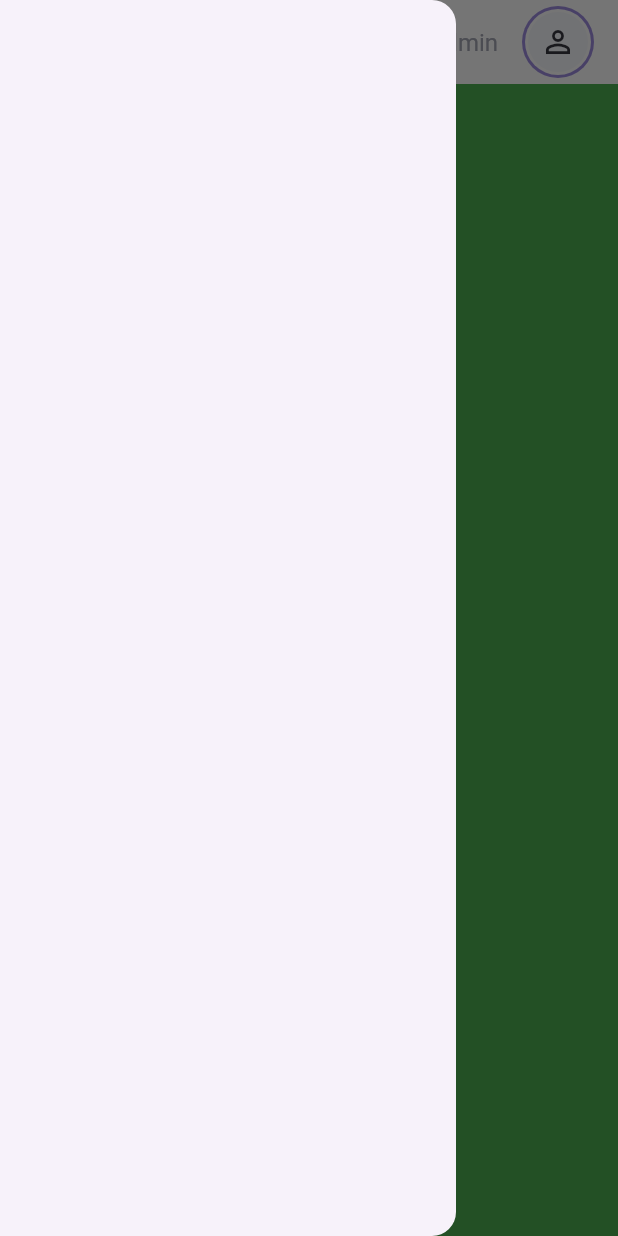
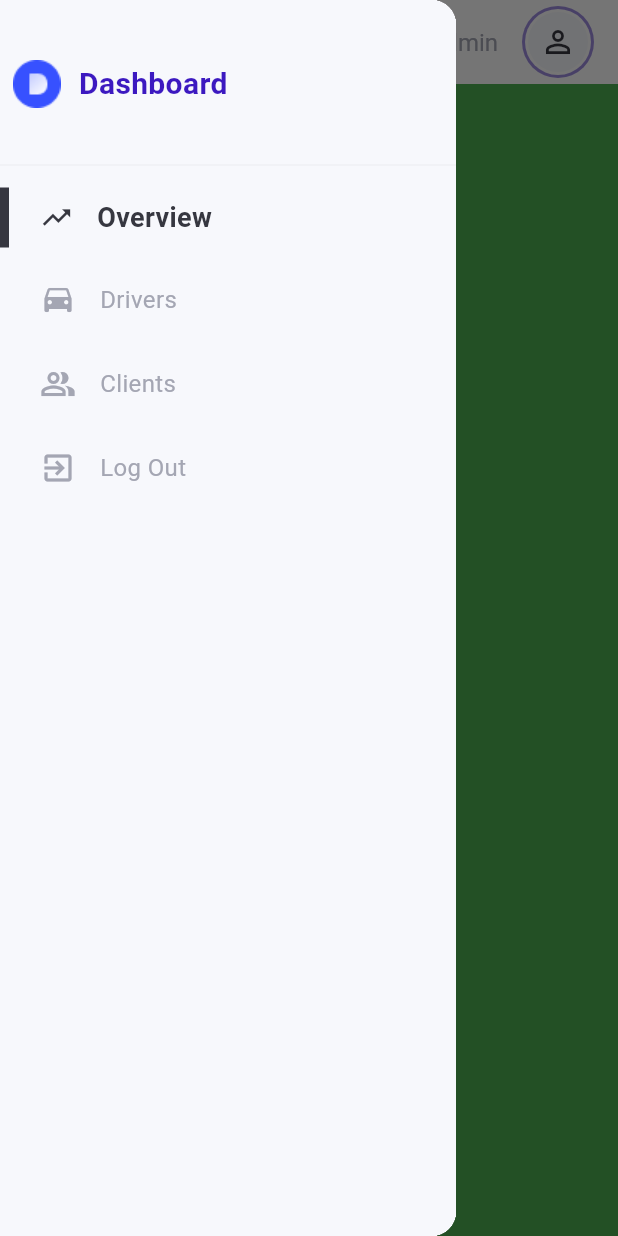
Before and after one commit to iqbalmf/dashboard-admin-ui-template, a Flutter app: the screen it shows after launch, after a tap on the "menu" icon, on a phone screen of 412 x 824 dp. Run offline on Flutter 3.47's test engine with Material 3 defaults, Android fonts, the phone set to English and light mode, and no system bars; our stand-ins replace get, google_fonts.

Commit message:
navigation drawer side menu

```diff
--- /dev/null
+++ b/lib/constants/controller.dart
@@ -0,0 +1,9 @@
+import '../controllers/menu_controller.dart';
+import '../controllers/navigation_controller.dart';
+
+/**
+ * Created by IqbalMF on 2024.
+ * Package
+ */
+
+MenuController menuController = MenuController.instance;
--- /dev/null
+++ b/lib/controllers/menu_controller.dart
@@ -0,0 +1,53 @@
+import 'package:dashboard_ui_template/routing/routes.dart';
+import 'package:flutter/cupertino.dart';
+import 'package:flutter/material.dart';
+import 'package:get/get.dart';
+
+import '../constants/style.dart';
+
+/**
+ * Created by IqbalMF on 2024.
+ * Package
+ */
+
+class MenuController extends GetxController {
+  static MenuController instance = Get.find();
+  var activeItem = overviewPageDisplayName.obs;
+  var hoverItem = "".obs;
+
+  changeActiveItemTo(String itemName){
+    activeItem.value = itemName;
+  }
+
+  onHover(String itemName) {
+    if (!isActive(itemName)) hoverItem.value = itemName;
+  }
+
+  isHovering(String itemName) => hoverItem.value == itemName;
+
+  isActive(String itemName) => activeItem.value == itemName;
+
+  Widget returnIconFor(String itemName){
+    switch (itemName){
+      case overviewPageDisplayName:
+        return _customIcon(Icons.trending_up, itemName);
+      case driversPageDisplayName:
+        return _customIcon(Icons.drive_eta, itemName);
+      case clientsPageDisplayName:
+        return _customIcon(Icons.people_alt_outlined, itemName);
+      case authenticationPageDisplayName:
+        return _customIcon(Icons.exit_to_app, itemName);
+      default:
+        return _customIcon(Icons.exit_to_app, itemName);
+    }
+  }
+
+  Widget _customIcon(IconData icon, String itemName) {
+    if (isActive(itemName)) return Icon(icon, size: 22, color: dark);
+
+    return Icon(
+      icon,
+      color: isHovering(itemName) ? dark : lightGrey,
+    );
+  }
+}
--- a/lib/layout.dart
+++ b/lib/layout.dart
@@ -1,5 +1,6 @@
 import 'package:dashboard_ui_template/helpers/responsive.dart';
 import 'package:dashboard_ui_template/widgets/large_screen.dart';
+import 'package:dashboard_ui_template/widgets/side_menu.dart';
 import 'package:dashboard_ui_template/widgets/small_screen.dart';
 import 'package:dashboard_ui_template/widgets/top_nav.dart';
 import 'package:flutter/cupertino.dart';
@@ -20,7 +21,9 @@ class SiteLayout extends StatelessWidget {
     return Scaffold(
       key: scaffoldKey,
       appBar: topNavigationBar(context, scaffoldKey),
-      drawer: Drawer(),
+      drawer: Drawer(
+        child: SideMenu(),
+      ),
       body: ResponsiveWidget(
         largeScreen: LargeScreen(),
         smallScreen: SmallScreen(),
--- a/lib/main.dart
+++ b/lib/main.dart
@@ -1,10 +1,12 @@
 import 'package:dashboard_ui_template/layout.dart';
 import 'package:flutter/material.dart';
-import 'package:get/route_manager.dart';
+import 'package:get/get.dart';
 import 'package:google_fonts/google_fonts.dart';
+import 'package:dashboard_ui_template/controllers/menu_controller.dart' as menu_controller;
 
 void main() {
-  runApp(const MyApp());
+  Get.put(menu_controller.MenuController());
+  runApp(MyApp());
 }
 
 class MyApp extends StatelessWidget {
@@ -23,7 +25,7 @@ class MyApp extends StatelessWidget {
           TargetPlatform.iOS: FadeUpwardsPageTransitionsBuilder(),
           TargetPlatform.android: FadeUpwardsPageTransitionsBuilder(),
         }),
-        primaryColor: Colors.amber
+        primaryColor: Colors.blue
       ),
       home: SiteLayout(),
     );
--- /dev/null
+++ b/lib/routing/routes.dart
@@ -0,0 +1,38 @@
+/**
+ * Created by IqbalMF on 2024.
+ * Package
+ */
+
+const rootRoute = "/";
+
+const overviewPageDisplayName = "Overview";
+const overviewPageRoute = "/overview";
+
+const driversPageDisplayName = "Drivers";
+const driversPageRoute = "/drivers";
+
+const clientsPageDisplayName = "Clients";
+const clientsPageRoute = "/clients";
+
+const authenticationPageDisplayName = "Log Out";
+const authenticationPageRoute = "/auth";
+
+class MenuItem {
+  final String name;
+  final String route;
+
+  MenuItem(this.name, this.route);
+}
+List sideMenuItems = [
+  overviewPageDisplayName,
+  driversPageDisplayName,
+  clientsPageDisplayName,
+  authenticationPageDisplayName
+];
+
+List<MenuItem> sideMenuItemsRoutes = [
+  MenuItem(overviewPageDisplayName, overviewPageRoute),
+  MenuItem(driversPageDisplayName, driversPageRoute),
+  MenuItem(clientsPageDisplayName, clientsPageRoute),
+  MenuItem(authenticationPageDisplayName, authenticationPageRoute),
+];
--- /dev/null
+++ b/lib/widgets/horizontal_menu_item.dart
@@ -0,0 +1,71 @@
+import 'package:dashboard_ui_template/constants/controller.dart';
+import 'package:dashboard_ui_template/constants/style.dart';
+import 'package:flutter/material.dart';
+import 'package:get/get.dart';
+
+import 'custom_text.dart';
+
+/**
+ * Created by IqbalMF on 2024.
+ * Package
+ */
+
+class HorizontalMenuItem extends StatelessWidget {
+  final String itemName;
+  final Function() onTap;
+
+  const HorizontalMenuItem(
+      {super.key, required this.itemName, required this.onTap});
+
+  @override
+  Widget build(BuildContext context) {
+    double width = MediaQuery.of(context).size.width;
+    return InkWell(
+        onTap: onTap,
+        onHover: (value) {
+          value
+              ? menuController.onHover(itemName)
+              : menuController.onHover("not hovering");
+        },
+        child: Obx(() => Container(
+            color: menuController.isHovering(itemName)
+                ? lightGrey.withOpacity(.1)
+                : Colors.transparent,
+            child: Row(
+              children: [
+                Visibility(
+                  visible: menuController.isHovering(itemName) ||
+                      menuController.isActive(itemName),
+                  maintainSize: true,
+                  maintainAnimation: true,
+                  maintainState: true,
+                  child: Container(
+                    width: 6,
+                    height: 40,
+                    color: dark,
+                  ),
+                ),
+                SizedBox(width: width / 88),
+                Padding(
+                  padding: const EdgeInsets.all(16),
+                  child: menuController.returnIconFor(itemName),
+                ),
+                if (!menuController.isActive(itemName))
+                  Flexible(
+                      child: CustomText(
+                    text: itemName,
+                    color:
+                        menuController.isHovering(itemName) ? dark : lightGrey,
+                  ))
+                else
+                  Flexible(
+                      child: CustomText(
+                    text: itemName,
+                    color: dark,
+                    size: 18,
+                    weight: FontWeight.bold,
+                  ))
+              ],
+            ))));
+  }
+}
--- /dev/null
+++ b/lib/widgets/side_menu.dart
@@ -0,0 +1,83 @@
+import 'package:dashboard_ui_template/constants/controller.dart';
+import 'package:dashboard_ui_template/widgets/side_menu_item.dart';
+import 'package:flutter/material.dart';
+import 'package:get/get.dart';
+
+import '../constants/style.dart';
+import '../helpers/responsive.dart';
+import '../routing/routes.dart';
+import 'custom_text.dart';
+
+/**
+ * Created by IqbalMF on 2024.
+ * Package
+ */
+
+class SideMenu extends StatelessWidget {
+  const SideMenu({super.key});
+
+  @override
+  Widget build(BuildContext context) {
+    double _width = MediaQuery.of(context).size.width;
+
+    return Container(
+      color: light,
+      child: ListView(
+        children: [
+          if (ResponsiveWidget.isSmallScreen(context))
+            Column(
+              mainAxisSize: MainAxisSize.min,
+              children: [
+                const SizedBox(
+                  height: 40,
+                ),
+                Row(
+                  children: [
+                    SizedBox(width: _width / 48),
+                    Padding(
+                      padding: const EdgeInsets.only(right: 12),
+                      child: Image.asset("assets/icons/logo.png"),
+                    ),
+                    const Flexible(
+                      child: CustomText(
+                        text: "Dashboard",
+                        size: 20,
+                        weight: FontWeight.bold,
+                        color: active,
+                      ),
+                    ),
+                    SizedBox(width: _width / 48),
+                  ],
+                ),
+                const SizedBox(
+                  height: 30,
+                ),
+              ],
+            ),
+          Divider(
+            color: lightGrey.withOpacity(.1),
+          ),
+          Column(
+            children: sideMenuItemsRoutes
+                .map((item) => SideMenuItem(
+                itemName: item.name,
+                onTap: () {
+                  if(item.route == authenticationPageRoute){
+                    Get.offAllNamed(authenticationPageRoute);
+                    menuController.changeActiveItemTo(overviewPageDisplayName);
+
+                  }
+                  if (!menuController.isActive(item.name)) {
+                    menuController.changeActiveItemTo(item.name);
+                    if(ResponsiveWidget.isSmallScreen(context)) {
+                      Get.back();
+                    }
+                  }
+                }))
+                .toList(),
+          )
+        ],
+      ),
+    );
+  }
+}
--- /dev/null
+++ b/lib/widgets/side_menu_item.dart
@@ -0,0 +1,33 @@
+import 'package:dashboard_ui_template/widgets/vertical_menu_item.dart';
+import 'package:flutter/material.dart';
+
+import '../helpers/responsive.dart';
+import 'horizontal_menu_item.dart';
+
+/**
+ * Created by IqbalMF on 2024.
+ * Package
+ */
+
+class SideMenuItem extends StatelessWidget {
+  final String itemName;
+  final Function() onTap;
+
+  SideMenuItem({Key? key, required this.itemName, required this.onTap})
+      : super(key: key);
+
+  @override
+  Widget build(BuildContext context) {
+    if (ResponsiveWidget.isCustomSize(context)) {
+      return VerticalMenuItem(
+        itemName: itemName,
+        onTap: onTap,
+      );
+    } else {
+      return HorizontalMenuItem(
+        itemName: itemName,
+        onTap: onTap,
+      );
+    }
+  }
+}
```
Also changed, not shown: lib/controllers/navigation_controller.dart (added, +19 -0 lines), lib/helpers/local_navigators.dart (added, +16 -0 lines), lib/pages/clients/clients_page.dart (added, +15 -0 lines), lib/pages/driver/driver_page.dart (added, +15 -0 lines), lib/pages/overview/overview_page.dart (added, +15 -0 lines), lib/routing/router.dart (added, +28 -0 lines), lib/widgets/large_screen.dart (+5 -5 lines), lib/widgets/vertical_menu_item.dart (added, +78 -0 lines).
